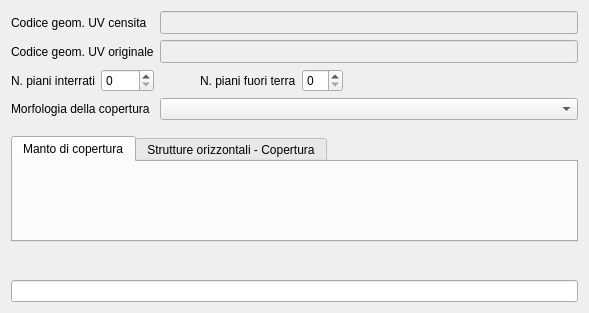
Above: ui/wdgSezUnitaVolumetriche.ui from faunalia/rt_omero before the change. Below: the same form after it.
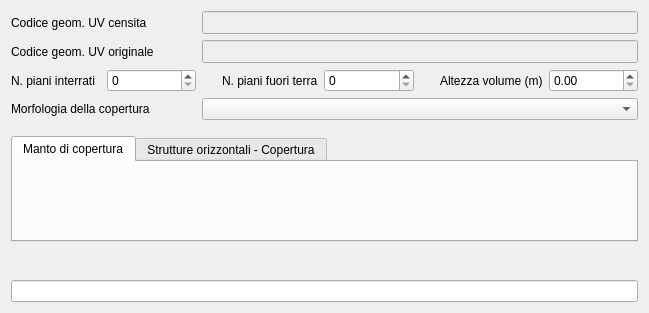
That is the form after the change. Custom widgets are drawn as their Qt base class.

Patch:
```diff
--- a/ui/wdgSezUnitaVolumetriche.ui
+++ b/ui/wdgSezUnitaVolumetriche.ui
@@ -6,7 +6,7 @@
    <rect>
     <x>0</x>
     <y>0</y>
-    <width>589</width>
+    <width>649</width>
     <height>313</height>
    </rect>
   </property>
@@ -37,23 +37,10 @@
       <string>N. piani fuori terra</string>
      </property>
      <property name="indent">
-      <number>40</number>
+      <number>20</number>
      </property>
     </widget>
    </item>
-   <item row="2" column="4">
-    <spacer name="horizontalSpacer_2">
-     <property name="orientation">
-      <enum>Qt::Horizontal</enum>
-     </property>
-     <property name="sizeHint" stdset="0">
-      <size>
-       <width>40</width>
-       <height>20</height>
-      </size>
-     </property>
-    </spacer>
-   </item>
    <item row="3" column="0" colspan="2">
     <widget class="QLabel" name="label">
      <property name="text">
@@ -61,7 +48,7 @@
      </property>
     </widget>
    </item>
-   <item row="3" column="2" colspan="3">
+   <item row="3" column="2" colspan="4">
     <widget class="QComboBox" name="ZZ_MORFOLOGIA_COPERTURAID">
      <property name="sizePolicy">
       <sizepolicy hsizetype="Expanding" vsizetype="Fixed">
@@ -74,7 +61,7 @@
      </property>
     </widget>
    </item>
-   <item row="0" column="2" colspan="3">
+   <item row="0" column="2" colspan="4">
     <widget class="QLineEdit" name="codUvCensita">
      <property name="enabled">
       <bool>false</bool>
@@ -92,14 +79,14 @@
    <item row="2" column="3">
     <widget class="QSpinBox" name="FUORITERR_NPIANI"/>
    </item>
-   <item row="7" column="0" colspan="5">
+   <item row="7" column="0" colspan="6">
     <widget class="QLineEdit" name="SCHEDA_EDIFICIOID">
      <property name="readOnly">
       <bool>true</bool>
      </property>
     </widget>
    </item>
-   <item row="5" column="0" colspan="5">
+   <item row="5" column="0" colspan="6">
     <widget class="QTabWidget" name="tabWidget">
      <property name="currentIndex">
       <number>0</number>
@@ -191,7 +178,7 @@
      </property>
     </spacer>
    </item>
-   <item row="1" column="2" colspan="3">
+   <item row="1" column="2" colspan="4">
     <widget class="QLineEdit" name="codUvOriginale">
      <property name="enabled">
       <bool>false</bool>
@@ -220,6 +207,29 @@
      </property>
     </widget>
    </item>
+   <item row="2" column="4">
+    <widget class="QLabel" name="label_7">
+     <property name="text">
+      <string>Altezza volume (m)</string>
+     </property>
+     <property name="indent">
+      <number>20</number>
+     </property>
+    </widget>
+   </item>
+   <item row="2" column="5">
+    <widget class="QDoubleSpinBox" name="ALTEZZA_VOLUME">
+     <property name="sizePolicy">
+      <sizepolicy hsizetype="Minimum" vsizetype="Fixed">
+       <horstretch>0</horstretch>
+       <verstretch>0</verstretch>
+      </sizepolicy>
+     </property>
+     <property name="maximum">
+      <double>500.000000000000000</double>
+     </property>
+    </widget>
+   </item>
   </layout>
  </widget>
  <customwidgets>
```
